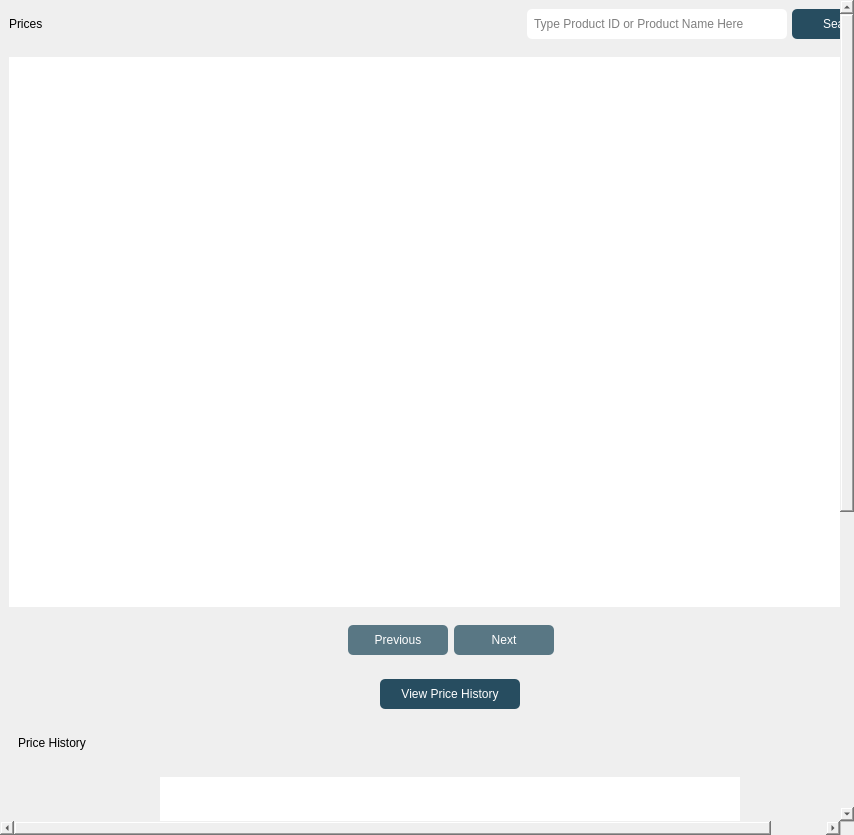
The window that app/src/ui/final_ui/prices_page.ui (Kazu0210/Inventory-System) describes before a commit, drawn with Qt 5.
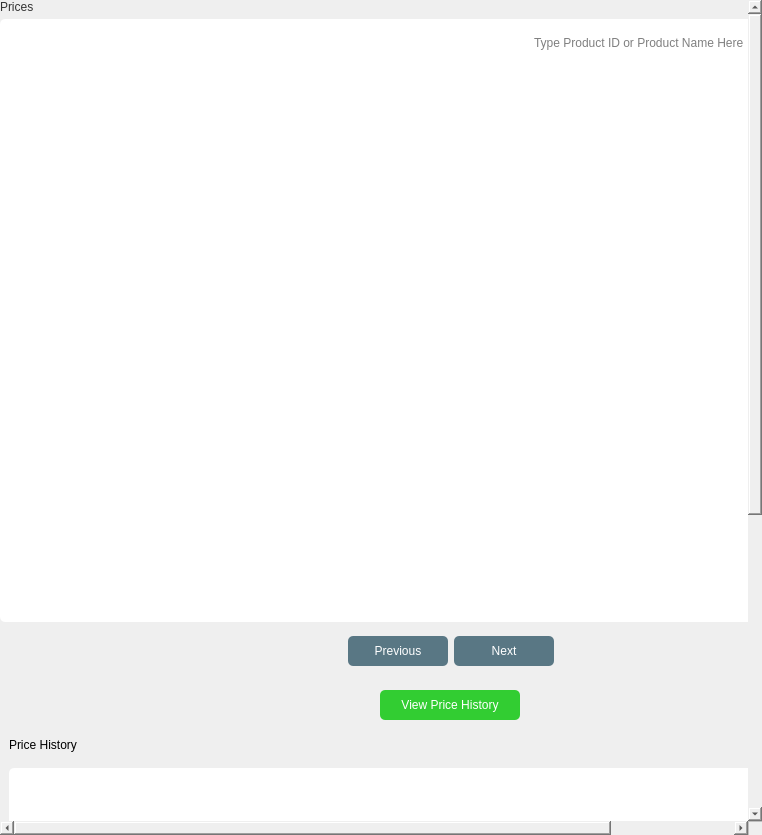
The same window after the commit.

Commit message: Added ui on prices page admin account

Patch:
```diff
--- a/app/src/ui/final_ui/prices_page.ui
+++ b/app/src/ui/final_ui/prices_page.ui
@@ -6,7 +6,7 @@
    <rect>
     <x>0</x>
     <y>0</y>
-    <width>854</width>
+    <width>762</width>
     <height>835</height>
    </rect>
   </property>
@@ -64,9 +64,12 @@
         <x>0</x>
         <y>0</y>
         <width>901</width>
-        <height>1307</height>
+        <height>1320</height>
        </rect>
       </property>
+      <property name="styleSheet">
+       <string notr="true">border: none;</string>
+      </property>
       <layout class="QVBoxLayout" name="verticalLayout_2">
        <property name="spacing">
         <number>5</number>
@@ -83,7 +86,7 @@
        <property name="bottomMargin">
         <number>0</number>
        </property>
-       <item alignment="Qt::AlignTop">
+       <item>
         <widget class="QFrame" name="frame_2">
          <property name="frameShape">
           <enum>QFrame::StyledPanel</enum>
@@ -93,7 +96,7 @@
          </property>
          <layout class="QVBoxLayout" name="verticalLayout_4">
           <property name="spacing">
-           <number>0</number>
+           <number>5</number>
           </property>
           <property name="leftMargin">
            <number>0</number>
@@ -116,20 +119,58 @@
              <enum>QFrame::Raised</enum>
             </property>
             <layout class="QHBoxLayout" name="horizontalLayout">
+             <property name="spacing">
+              <number>0</number>
+             </property>
+             <property name="leftMargin">
+              <number>0</number>
+             </property>
+             <property name="topMargin">
+              <number>0</number>
+             </property>
+             <property name="rightMargin">
+              <number>0</number>
+             </property>
+             <property name="bottomMargin">
+              <number>0</number>
+             </property>
              <item alignment="Qt::AlignLeft">
               <widget class="QLabel" name="label">
                <property name="styleSheet">
                 <string notr="true">font: 87 16pt &quot;Noto Sans Black&quot;;
-color: #000;
-	</string>
+color: #333333;</string>
                </property>
                <property name="text">
                 <string>Prices</string>
                </property>
               </widget>
              </item>
+            </layout>
+           </widget>
+          </item>
+          <item>
+           <widget class="QFrame" name="frame_7">
+            <property name="styleSheet">
+             <string notr="true">#frame_7{
+background-color: #fff;
+border-radius: 5px;
+}</string>
+            </property>
+            <property name="frameShape">
+             <enum>QFrame::StyledPanel</enum>
+            </property>
+            <property name="frameShadow">
+             <enum>QFrame::Raised</enum>
+            </property>
+            <layout class="QVBoxLayout" name="verticalLayout_6">
+             <property name="spacing">
+              <number>5</number>
+             </property>
              <item alignment="Qt::AlignRight">
               <widget class="QFrame" name="frame_4">
+               <property name="styleSheet">
+                <string notr="true">background-color: transparent;</string>
+               </property>
                <property name="frameShape">
                 <enum>QFrame::StyledPanel</enum>
                </property>
@@ -208,10 +249,9 @@
                    <cursorShape>PointingHandCursor</cursorShape>
                   </property>
                   <property name="styleSheet">
-                   <string notr="true">background-color: #274D60;
-border-radius: 5px;
-color: #fff;
-font: 87 10pt &quot;Noto Sans Black&quot;;</string>
+                   <string notr="true">background-color: #32CD32;
+font: 87 10pt &quot;Noto Sans Black&quot;;
+color: #fff;</string>
                   </property>
                   <property name="text">
                    <string>Search</string>
@@ -221,19 +261,7 @@
                </layout>
               </widget>
              </item>
-            </layout>
-           </widget>
-          </item>
-          <item>
-           <widget class="QFrame" name="frame_7">
-            <property name="frameShape">
-             <enum>QFrame::StyledPanel</enum>
-            </property>
-            <property name="frameShadow">
-             <enum>QFrame::Raised</enum>
-            </property>
-            <layout class="QVBoxLayout" name="verticalLayout_6">
-             <item alignment="Qt::AlignHCenter|Qt::AlignVCenter">
+             <item>
               <widget class="QTableWidget" name="prices_tableWidget">
                <property name="minimumSize">
                 <size>
@@ -291,6 +319,19 @@
                </property>
               </widget>
              </item>
+             <item>
+              <spacer name="verticalSpacer">
+               <property name="orientation">
+                <enum>Qt::Vertical</enum>
+               </property>
+               <property name="sizeHint" stdset="0">
+                <size>
+                 <width>20</width>
+                 <height>40</height>
+                </size>
+               </property>
+              </spacer>
+             </item>
             </layout>
            </widget>
           </item>
@@ -417,7 +458,7 @@
        <item>
         <widget class="QFrame" name="frame_5">
          <property name="styleSheet">
-          <string notr="true">border: none;</string>
+          <string notr="true"/>
          </property>
          <property name="frameShape">
           <enum>QFrame::StyledPanel</enum>
@@ -487,6 +528,11 @@
                <property name="cursor">
                 <cursorShape>PointingHandCursor</cursorShape>
                </property>
+               <property name="styleSheet">
+                <string notr="true">background-color: #32CD32;
+font: 87 10pt &quot;Noto Sans Black&quot;;
+color: #fff;</string>
+               </property>
                <property name="text">
                 <string>View Price History</string>
                </property>
@@ -504,6 +550,21 @@
              <enum>QFrame::Raised</enum>
             </property>
             <layout class="QVBoxLayout" name="verticalLayout_8">
+             <property name="spacing">
+              <number>5</number>
+             </property>
+             <property name="leftMargin">
+              <number>0</number>
+             </property>
+             <property name="topMargin">
+              <number>0</number>
+             </property>
+             <property name="rightMargin">
+              <number>0</number>
+             </property>
+             <property name="bottomMargin">
+              <number>0</number>
+             </property>
              <item>
               <widget class="QFrame" name="frame_10">
                <property name="minimumSize">
@@ -563,6 +624,12 @@
                  <height>520</height>
                 </size>
                </property>
+               <property name="styleSheet">
+                <string notr="true">#frame_9{
+background-color: #fff;
+border-radius: 5px;
+}</string>
+               </property>
                <property name="frameShape">
                 <enum>QFrame::StyledPanel</enum>
                </property>
```
The commit also changes 6 other files.
